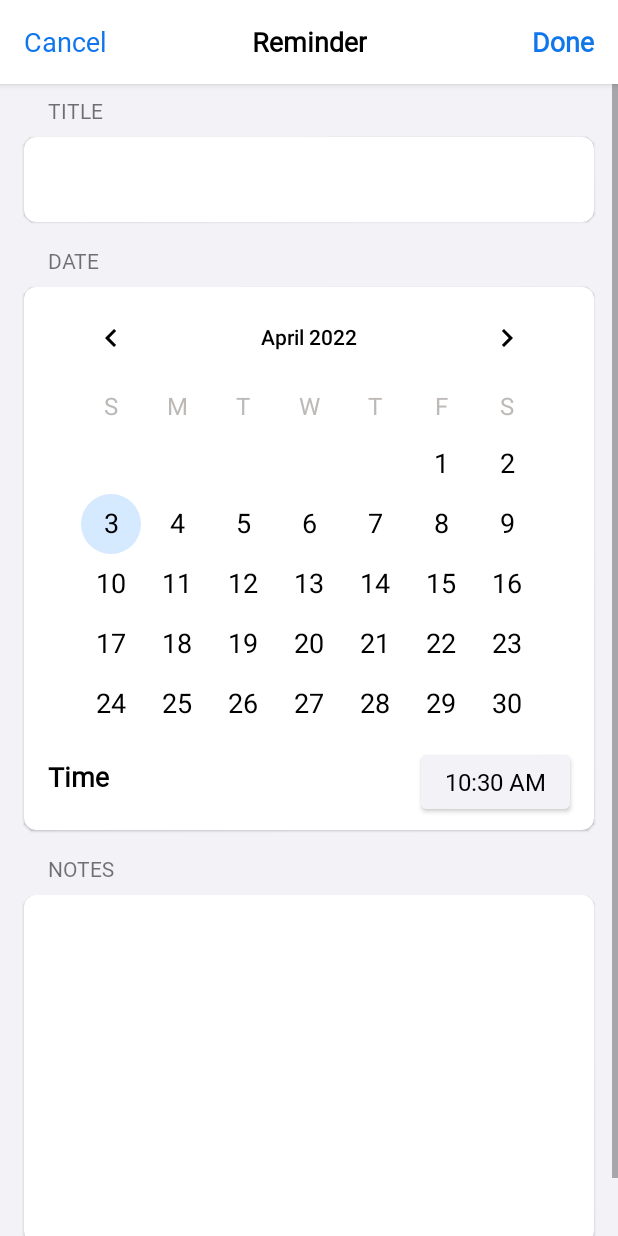
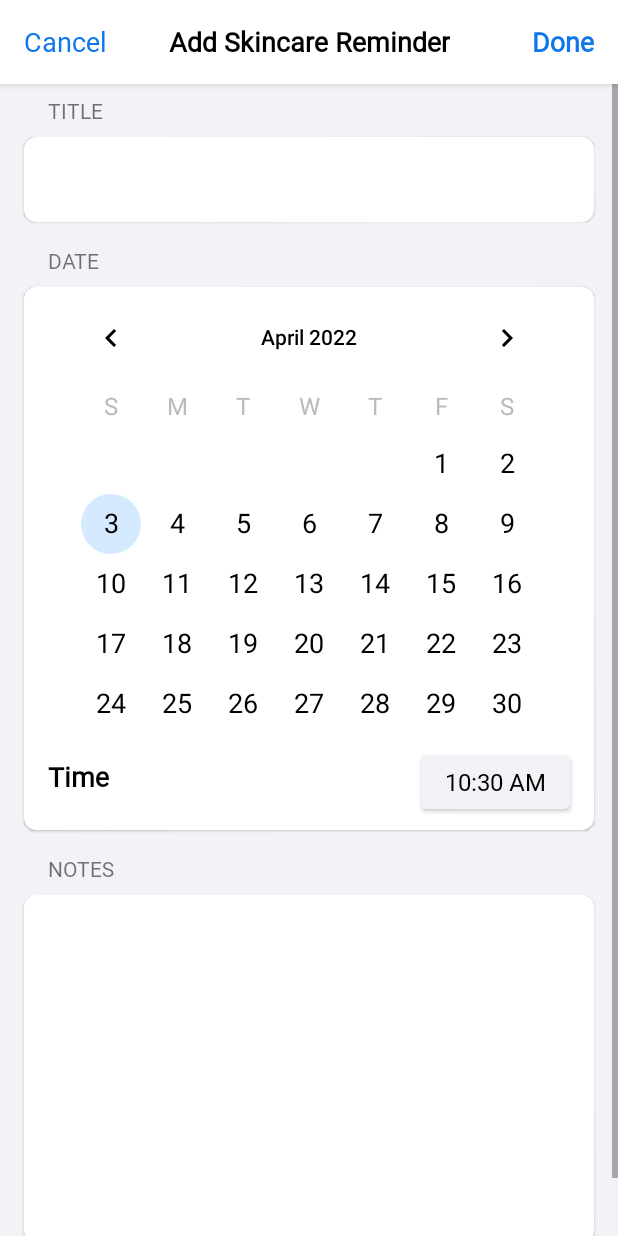
Before and after one commit to rchang0501/allclear, an Android app: the ReminderEditFragment screen opened through its navigation route, on a phone screen of 412 x 824 dp. Run offline under Robolectric (Android 15) with nearby library versions, the phone set to English and light mode, and no system bars.

Commit message:
cleaned up navigation to add reminder view

```diff
--- a/app/src/main/java/com/rchang0501/rejuvenate/MainActivity.kt
+++ b/app/src/main/java/com/rchang0501/rejuvenate/MainActivity.kt
@@ -31,8 +31,8 @@ class MainActivity : AppCompatActivity() {
     // hide keyboard when not clicking a text input
     override fun dispatchTouchEvent(ev: MotionEvent?): Boolean {
         if (currentFocus != null) {
-            val imm = this!!.getSystemService(Context.INPUT_METHOD_SERVICE) as InputMethodManager
-            imm.hideSoftInputFromWindow(this!!.currentFocus!!.windowToken, 0)
+            val imm = this.getSystemService(Context.INPUT_METHOD_SERVICE) as InputMethodManager
+            imm.hideSoftInputFromWindow(this.currentFocus!!.windowToken, 0)
         }
         return super.dispatchTouchEvent(ev)
     }
--- a/app/src/main/java/com/rchang0501/rejuvenate/remindereditfragment/ReminderEditFragment.kt
+++ b/app/src/main/java/com/rchang0501/rejuvenate/remindereditfragment/ReminderEditFragment.kt
@@ -11,6 +11,7 @@ import androidx.fragment.app.Fragment
 import androidx.fragment.app.activityViewModels
 import androidx.navigation.fragment.findNavController
 import androidx.navigation.fragment.navArgs
+import com.rchang0501.rejuvenate.R
 import com.rchang0501.rejuvenate.RejuvenateApplication
 import com.rchang0501.rejuvenate.data.Reminder
 import com.rchang0501.rejuvenate.databinding.ReminderEditFragmentBinding
@@ -78,6 +79,7 @@ class ReminderEditFragment : Fragment() {
             binding.toolbarDoneButton.setOnClickListener {
                 addNewReminder()
             }
+            binding.toolbarTitle.text = getString(R.string.add_reminder)
         }
 
         viewModel.setTempReminderDueDate(Calendar.getInstance())
--- a/app/src/main/java/com/rchang0501/rejuvenate/viewmodels/RejuvenateViewModel.kt
+++ b/app/src/main/java/com/rchang0501/rejuvenate/viewmodels/RejuvenateViewModel.kt
@@ -13,7 +13,7 @@ class RejuvenateViewModel(private val reminderDao: ReminderDao) : ViewModel() {
     val allReminders: LiveData<List<Reminder>> = reminderDao.getReminders().asLiveData()
 
     private val _tempReminderDueDate = MutableLiveData<Calendar>(Calendar.getInstance())
-    val tempReminderDueDate: LiveData<Calendar> = _tempReminderDueDate
+    //val tempReminderDueDate: LiveData<Calendar> = _tempReminderDueDate
 
     private val _tempReminderDueDateTime: MutableLiveData<Long> = MutableLiveData<Long>()
     val tempReminderDueDateTime: LiveData<Long> = _tempReminderDueDateTime
--- a/app/src/main/res/navigation/nav_graph.xml
+++ b/app/src/main/res/navigation/nav_graph.xml
@@ -60,7 +60,7 @@
             app:destination="@id/reminderListFragment"
             app:enterAnim="@android:anim/fade_in"
             app:exitAnim="@android:anim/fade_out"
-            app:popEnterAnim="@android:anim/fade_in"
-            app:popExitAnim="@android:anim/fade_out" />
+            app:popUpTo="@id/reminderListFragment"
+            app:popUpToInclusive="true" />
     </fragment>
 </navigation>
--- a/app/src/main/res/values/strings.xml
+++ b/app/src/main/res/values/strings.xml
@@ -1,5 +1,5 @@
 <resources>
     <string name="app_name">Rejuvenate</string>
-    <string name="reminder">Reminder</string>
-    <string name="add_reminder">Add Reminder</string>
+    <string name="reminder">Skincare Reminder</string>
+    <string name="add_reminder">Add Skincare Reminder</string>
 </resources>
```
Also changed, not shown: app/src/main/res/anim/slide_down.xml (added, +7 -0 lines), app/src/main/res/anim/slide_up.xml (added, +7 -0 lines).
